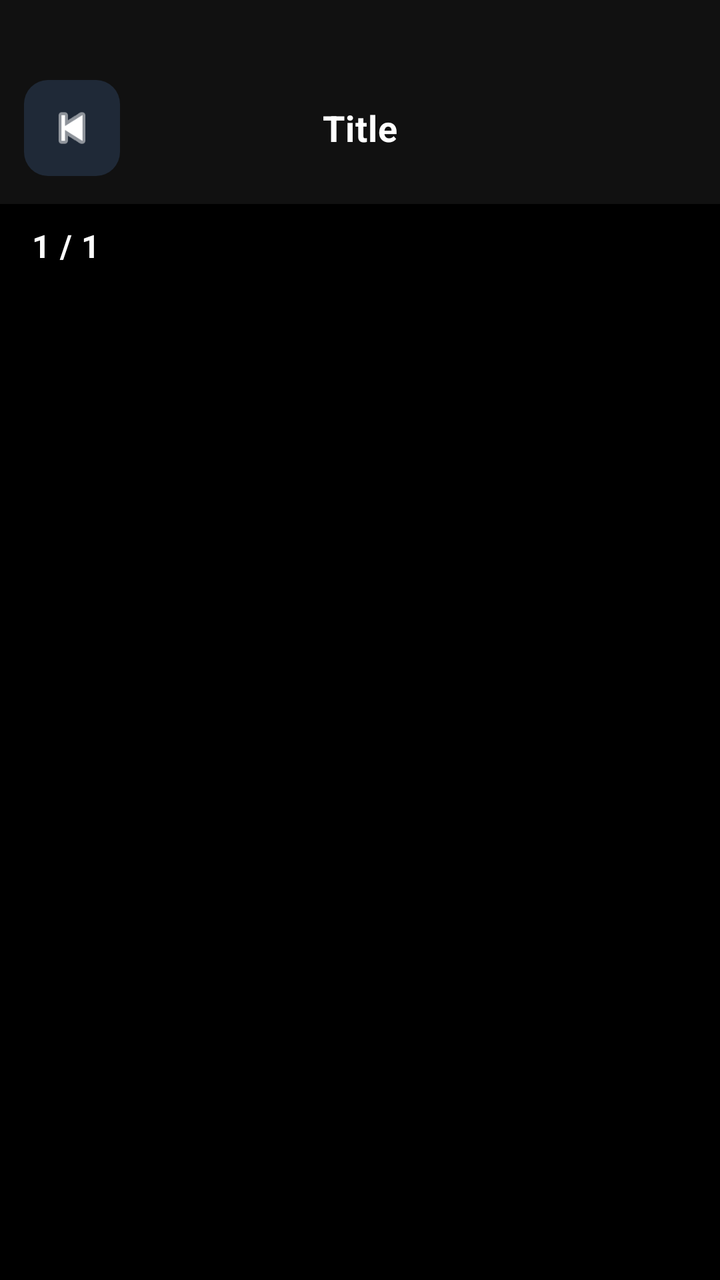
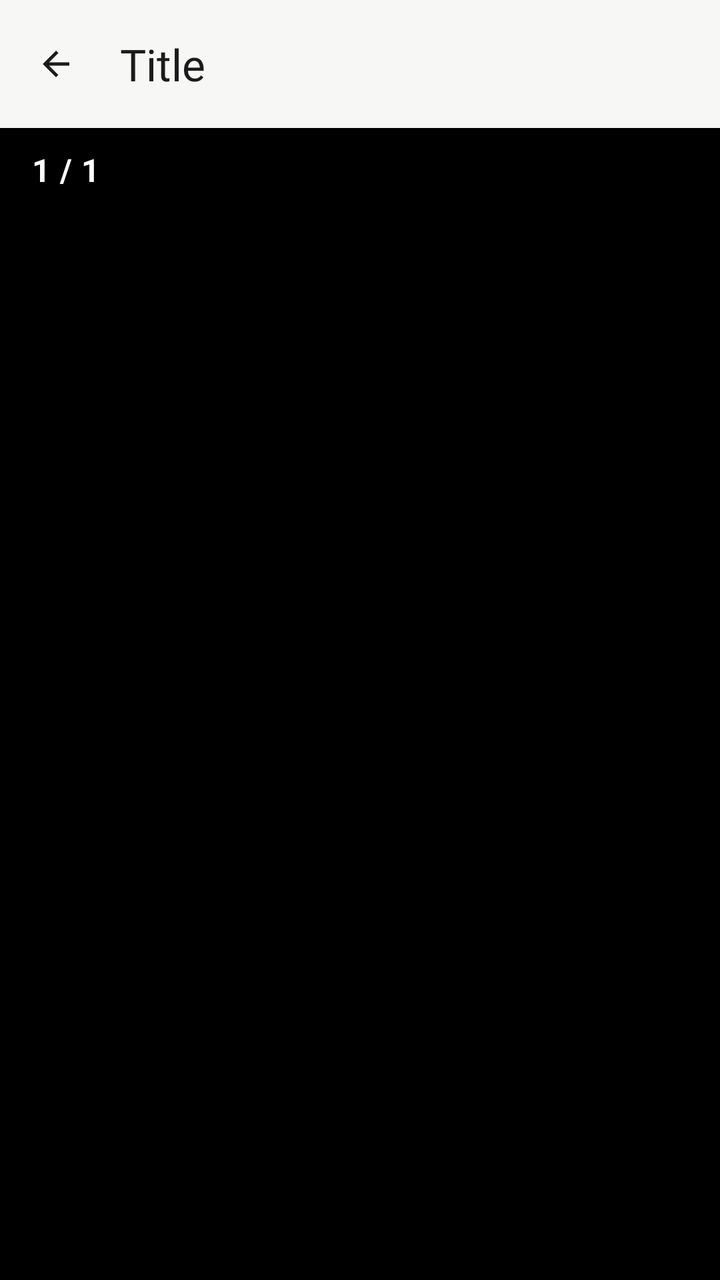

The first picture is an Android layout as it rendered before a commit; the second is the same layout after the commit. The layout source and the unified diff follow.
<!-- AndroidManifest.xml: application theme Theme.KodiWise -->
<!-- res/layout/activity_fullscreen_image.xml -->
<?xml version="1.0" encoding="utf-8"?>
<FrameLayout xmlns:android="http://schemas.android.com/apk/res/android"
    android:layout_width="match_parent"
    android:layout_height="match_parent"
    android:background="@android:color/black">

    <ImageView
        android:id="@+id/ivFullImage"
        android:layout_width="match_parent"
        android:layout_height="match_parent"
        android:contentDescription="@string/full_screen_image"
        android:scaleType="fitCenter" />

    <LinearLayout
        android:layout_width="match_parent"
        android:layout_height="match_parent"
        android:orientation="vertical">

        <include layout="@layout/include_back_header" />

        <TextView
            android:id="@+id/tvCounter"
            android:layout_width="wrap_content"
            android:layout_height="wrap_content"
            android:layout_marginStart="16dp"
            android:layout_marginTop="10dp"
            android:text="1 / 1"
            android:textColor="#FFFFFF"
            android:textSize="16sp"
            android:textStyle="bold" />
    </LinearLayout>

</FrameLayout>
<!-- res/layout/include_back_header.xml (included above) -->
<?xml version="1.0" encoding="utf-8"?>
<LinearLayout xmlns:android="http://schemas.android.com/apk/res/android"
    xmlns:app="http://schemas.android.com/apk/res-auto"
    android:id="@+id/backHeaderRoot"
    android:layout_width="match_parent"
    android:layout_height="wrap_content"
    android:orientation="horizontal"
    android:gravity="center_vertical"
    android:background="#111111"
    android:paddingStart="12dp"
    android:paddingEnd="12dp"
    android:paddingTop="40dp"
    android:paddingBottom="14dp">

    <androidx.appcompat.widget.AppCompatImageButton
        android:id="@+id/btnBackHeader"
        android:layout_width="48dp"
        android:layout_height="48dp"
        android:background="@drawable/bg_header_icon"
        android:contentDescription="Back"
        android:padding="10dp"
        android:scaleType="centerInside"
        android:src="@android:drawable/ic_media_previous"
        app:tint="#FFFFFF" />

    <TextView
        android:id="@+id/tvHeaderTitle"
        android:layout_width="0dp"
        android:layout_height="wrap_content"
        android:layout_weight="1"
        android:gravity="center"
        android:text="Title"
        android:textColor="#FFFFFF"
        android:textStyle="bold"
        android:textSize="18sp"
        android:paddingStart="8dp"
        android:paddingEnd="8dp" />

    <Space
        android:layout_width="48dp"
        android:layout_height="48dp" />

</LinearLayout>
<!-- resources referenced by this layout -->
<resources>
  <!-- drawable bg_header_icon (drawable) -->
  <?xml version="1.0" encoding="utf-8"?>
  <shape xmlns:android="http://schemas.android.com/apk/res/android">
      <solid android:color="#1F2937" />
      <corners android:radius="12dp" />
  </shape>
  <string name="full_screen_image">Full screen image</string>
  <style name="Theme.KodiWise" parent="Base.Theme.KodiWise" />
  <color name="kw_primary">#0B5D3B</color>
  <color name="kw_on_primary">#FFFFFF</color>
  <color name="kw_primary_container">#CDEBD9</color>
  <color name="kw_on_primary_container">#002114</color>
  <color name="kw_secondary">#C9A227</color>
  <color name="kw_on_secondary">#1F1B00</color>
  <color name="kw_secondary_container">#FFF1C2</color>
  <color name="kw_on_secondary_container">#3D2F00</color>
  <color name="kw_tertiary">#3E6553</color>
  <color name="kw_on_tertiary">#FFFFFF</color>
  <color name="kw_tertiary_container">#C0EBD4</color>
  <color name="kw_on_tertiary_container">#002114</color>
  <color name="kw_error">#B3261E</color>
  <color name="kw_on_error">#FFFFFF</color>
  <color name="kw_error_container">#F9DEDC</color>
  <color name="kw_on_error_container">#410E0B</color>
  <color name="kw_background">#F7F8F6</color>
  <color name="kw_on_background">#191C1A</color>
  <color name="kw_surface">#FFFFFF</color>
  <color name="kw_on_surface">#191C1A</color>
  <color name="kw_surface_variant">#DCE5DD</color>
  <color name="kw_on_surface_variant">#404943</color>
  <color name="kw_outline">#707973</color>
  <color name="kw_outline_variant">#C0C9C1</color>
  <color name="kw_surface_container_lowest">#FFFFFF</color>
  <color name="kw_surface_container_low">#F2F4F1</color>
  <color name="kw_surface_container">#ECEFEB</color>
  <color name="kw_surface_container_high">#E6E9E5</color>
  <color name="kw_surface_container_highest">#E1E3DF</color>
  <color name="kw_surface_dim">#D8DBD7</color>
  <color name="kw_surface_bright">#F7F8F6</color>
  <color name="kw_inverse_surface">#2E312E</color>
  <color name="kw_inverse_on_surface">#EFF1ED</color>
  <color name="kw_inverse_primary">#8FD5AE</color>
  <style name="Widget.KodiWise.TextView" parent="Widget.AppCompat.TextView">
          <item name="android:textAppearance">@style/TextAppearance.KodiWise.BodyMedium</item>
      </style>
  <style name="TextAppearance.KodiWise.BodyLarge" parent="TextAppearance.Material3.BodyLarge">
          
          <item name="android:textViewStyle">@style/Widget.KodiWise.TextView</item>
      </style>
  <style name="TextAppearance.KodiWise.BodyMedium" parent="TextAppearance.Material3.BodyMedium">
          
          <item name="android:textViewStyle">@style/Widget.KodiWise.TextView</item>
      </style>
  <style name="TextAppearance.KodiWise.BodySmall" parent="TextAppearance.Material3.BodySmall">
          
          <item name="android:textViewStyle">@style/Widget.KodiWise.TextView</item>
      </style>
  <style name="ShapeAppearance.KodiWise.Large" parent="ShapeAppearance.Material3.Corner.Large">
          <item name="cornerFamily">rounded</item>
          <item name="cornerSize">16dp</item>
      </style>
  <style name="Widget.KodiWise.Chip" parent="Widget.Material3.Chip.Filter" />
  <style name="Widget.KodiWise.CheckBox" parent="Widget.Material3.CompoundButton.CheckBox">
          <item name="android:minHeight">48dp</item>
      </style>
  <color name="kw_card">#FFFFFF</color>
  <color name="kw_card_stroke">#E1E5E1</color>
  <style name="Widget.KodiWise.BottomNav.NoIndicator" parent="Widget.Material3.BottomNavigationView.ActiveIndicator">
          <item name="android:color">@android:color/transparent</item>
      </style>
  <!-- unchanged entries left out for length: 19 -->
</resources>

<!-- the commit's change to res/layout/activity_fullscreen_image.xml (unified diff, before → after) -->
@@ -1,5 +1,6 @@
 <?xml version="1.0" encoding="utf-8"?>
 <FrameLayout xmlns:android="http://schemas.android.com/apk/res/android"
+    android:fitsSystemWindows="true"
     android:layout_width="match_parent"
     android:layout_height="match_parent"
     android:background="@android:color/black">
@@ -38,40 +39,31 @@
     android:id="@+id/backHeaderRoot"
     android:layout_width="match_parent"
     android:layout_height="wrap_content"
+    android:background="?android:attr/colorBackground"
+    android:gravity="center_vertical"
+    android:minHeight="64dp"
     android:orientation="horizontal"
-    android:gravity="center_vertical"
-    android:background="#111111"
-    android:paddingStart="12dp"
-    android:paddingEnd="12dp"
-    android:paddingTop="40dp"
-    android:paddingBottom="14dp">
+    android:paddingStart="4dp"
+    android:paddingEnd="16dp">
 
-    <androidx.appcompat.widget.AppCompatImageButton
+    <com.google.android.material.button.MaterialButton
         android:id="@+id/btnBackHeader"
+        style="@style/Widget.Material3.Button.IconButton"
         android:layout_width="48dp"
         android:layout_height="48dp"
-        android:background="@drawable/bg_header_icon"
-        android:contentDescription="Back"
-        android:padding="10dp"
-        android:scaleType="centerInside"
-        android:src="@android:drawable/ic_media_previous"
-        app:tint="#FFFFFF" />
+        android:contentDescription="@string/back"
+        app:icon="@drawable/ic_arrow_back"
+        app:iconTint="?attr/colorOnSurface" />
 
     <TextView
         android:id="@+id/tvHeaderTitle"
         android:layout_width="0dp"
         android:layout_height="wrap_content"
+        android:layout_marginStart="8dp"
         android:layout_weight="1"
-        android:gravity="center"
-        android:text="Title"
-        android:textColor="#FFFFFF"
-        android:textStyle="bold"
-        android:textSize="18sp"
-        android:paddingStart="8dp"
-        android:paddingEnd="8dp" />
-
-    <Space
-        android:layout_width="48dp"
-        android:layout_height="48dp" />
-
+        android:ellipsize="end"
+        android:singleLine="true"
+        android:text="@string/header_title"
+        android:textAppearance="?attr/textAppearanceTitleLarge"
+        android:textColor="?attr/colorOnSurface" />
 </LinearLayout>
<!-- resource entries referenced after the edit -->
@@ -1,12 +1,21 @@
 <!-- resources referenced by this layout -->
 <resources>
-  <!-- drawable bg_header_icon (drawable) -->
+  <!-- drawable ic_arrow_back (drawable) -->
   <?xml version="1.0" encoding="utf-8"?>
-  <shape xmlns:android="http://schemas.android.com/apk/res/android">
-      <solid android:color="#1F2937" />
-      <corners android:radius="12dp" />
-  </shape>
+  <vector xmlns:android="http://schemas.android.com/apk/res/android"
+      android:width="24dp"
+      android:height="24dp"
+      android:autoMirrored="true"
+      android:tint="?attr/colorControlNormal"
+      android:viewportWidth="24"
+      android:viewportHeight="24">
+      <path
+          android:fillColor="@android:color/white"
+          android:pathData="M20,11H7.83l5.59,-5.59L12,4l-8,8 8,8 1.41,-1.41L7.83,13H20v-2z" />
+  </vector>
+  <string name="back">Back</string>
   <string name="full_screen_image">Full screen image</string>
+  <string name="header_title">Title</string>
   <style name="Theme.KodiWise" parent="Base.Theme.KodiWise" />
   <color name="kw_primary">#0B5D3B</color>
   <color name="kw_on_primary">#FFFFFF</color>
